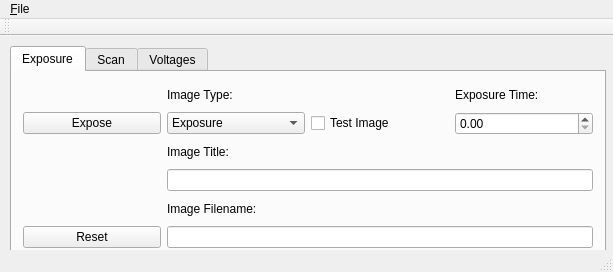
Snyder005/ccdcontroller, file ccdcontroller.ui: the form before one commit.
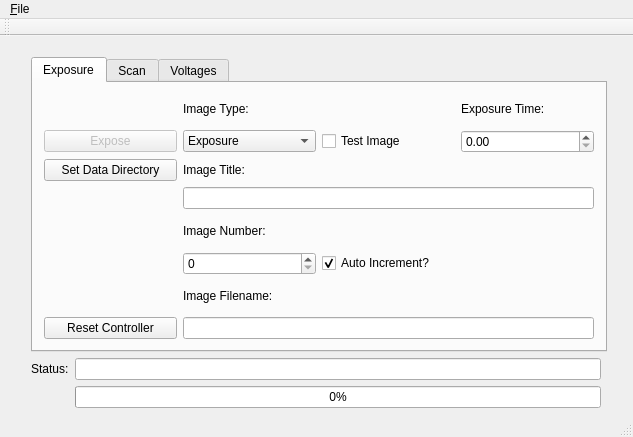
The form after the commit.

Diff of the .ui file:
```diff
--- a/ccdcontroller.ui
+++ b/ccdcontroller.ui
@@ -6,31 +6,44 @@
    <rect>
     <x>0</x>
     <y>0</y>
-    <width>613</width>
-    <height>272</height>
+    <width>633</width>
+    <height>437</height>
    </rect>
   </property>
   <property name="windowTitle">
    <string>ccdcontroller</string>
   </property>
   <widget class="QWidget" name="centralWidget">
-   <widget class="QTabWidget" name="tabWidget">
+   <widget class="QWidget" name="layoutWidget">
     <property name="geometry">
      <rect>
-      <x>10</x>
+      <x>20</x>
       <y>10</y>
-      <width>596</width>
-      <height>215</height>
+      <width>598</width>
+      <height>373</height>
      </rect>
     </property>
+    <layout class="QGridLayout" name="mainGrid">
+     <item row="1" column="1">
+      <widget class="QLineEdit" name="statusLineEdit">
+       <property name="readOnly">
+        <bool>true</bool>
+       </property>
+      </widget>
+     </item>
+     <item row="0" column="0" colspan="3">
+      <widget class="QTabWidget" name="tabWidget">
     <property name="currentIndex">
      <number>0</number>
     </property>
-    <widget class="QWidget" name="exposurePage" native="true">
+       <widget class="QWidget" name="exposurePage">
      <attribute name="title">
       <string>Exposure</string>
      </attribute>
      <layout class="QGridLayout" name="gridLayout">
+         <item row="5" column="1">
+          <widget class="QSpinBox" name="imnumSpinBox"/>
+         </item>
       <item row="1" column="1">
        <widget class="QComboBox" name="exptypeComboBox">
         <item>
@@ -50,41 +63,51 @@
         </item>
        </widget>
       </item>
-      <item row="1" column="2">
-       <widget class="QCheckBox" name="testimCheckBox">
+         <item row="6" column="1">
+          <widget class="QLabel" name="imfilenameLabel">
         <property name="text">
-         <string>Test Image</string>
+            <string>Image Filename:</string>
         </property>
        </widget>
       </item>
-      <item row="0" column="0" rowspan="3">
+         <item row="1" column="0">
        <widget class="QPushButton" name="exposeButton">
+           <property name="enabled">
+            <bool>false</bool>
+           </property>
         <property name="text">
          <string>Expose</string>
         </property>
        </widget>
       </item>
-      <item row="6" column="1" colspan="3">
-       <widget class="QLineEdit" name="imfilenameLineEdit">
-        <property name="readOnly">
+         <item row="5" column="2">
+          <widget class="QCheckBox" name="autoincCheckBox">
+           <property name="text">
+            <string>Auto Increment?</string>
+           </property>
+           <property name="checked">
          <bool>true</bool>
         </property>
        </widget>
       </item>
-      <item row="4" column="1" colspan="3">
-       <widget class="QLineEdit" name="imtitleLineEdit"/>
-      </item>
-      <item row="0" column="3">
-       <widget class="QLabel" name="exptimeLabel">
+         <item row="2" column="0">
+          <widget class="QPushButton" name="directoryPushButton">
         <property name="text">
-         <string>Exposure Time:</string>
+            <string>Set Data Directory</string>
         </property>
        </widget>
       </item>
-      <item row="0" column="1">
-       <widget class="QLabel" name="imtypeLabel">
+         <item row="1" column="3">
+          <widget class="QDoubleSpinBox" name="exptimeDoubleSpinBox">
+           <property name="singleStep">
+            <double>0.500000000000000</double>
+           </property>
+          </widget>
+         </item>
+         <item row="4" column="1">
+          <widget class="QLabel" name="imnumLabel">
         <property name="text">
-         <string>Image Type:</string>
+            <string>Image Number:</string>
         </property>
        </widget>
       </item>
@@ -95,24 +118,41 @@
         </property>
        </widget>
       </item>
-      <item row="5" column="1">
-       <widget class="QLabel" name="imfilenameLabel">
+         <item row="1" column="2">
+          <widget class="QCheckBox" name="testimCheckBox">
         <property name="text">
-         <string>Image Filename:</string>
+            <string>Test Image</string>
         </property>
        </widget>
       </item>
-      <item row="1" column="3">
-       <widget class="QDoubleSpinBox" name="exptimeDoubleSpinBox">
-        <property name="singleStep">
-         <double>0.500000000000000</double>
+         <item row="0" column="1">
+          <widget class="QLabel" name="imtypeLabel">
+           <property name="text">
+            <string>Image Type:</string>
         </property>
        </widget>
       </item>
-      <item row="6" column="0">
+         <item row="0" column="3">
+          <widget class="QLabel" name="exptimeLabel">
+           <property name="text">
+            <string>Exposure Time:</string>
+           </property>
+          </widget>
+         </item>
+         <item row="3" column="1" colspan="3">
+          <widget class="QLineEdit" name="imtitleLineEdit"/>
+         </item>
+         <item row="7" column="1" colspan="3">
+          <widget class="QLineEdit" name="imfilenameLineEdit">
+           <property name="readOnly">
+            <bool>true</bool>
+           </property>
+          </widget>
+         </item>
+         <item row="7" column="0">
        <widget class="QPushButton" name="resetButton">
         <property name="text">
-         <string>Reset</string>
+            <string>Reset Controller</string>
         </property>
        </widget>
       </item>
@@ -272,13 +312,30 @@
      </layout>
     </widget>
    </widget>
+     </item>
+     <item row="1" column="0">
+      <widget class="QLabel" name="statusLabel">
+       <property name="text">
+        <string>Status:</string>
+       </property>
+      </widget>
+     </item>
+     <item row="2" column="1">
+      <widget class="QProgressBar" name="progressBar">
+       <property name="value">
+        <number>0</number>
+       </property>
+      </widget>
+     </item>
+    </layout>
+   </widget>
   </widget>
   <widget class="QMenuBar" name="menuBar">
    <property name="geometry">
     <rect>
      <x>0</x>
      <y>0</y>
-     <width>613</width>
+     <width>633</width>
      <height>22</height>
     </rect>
    </property>
```
Lines whose indentation alone changed are shown as unchanged.
